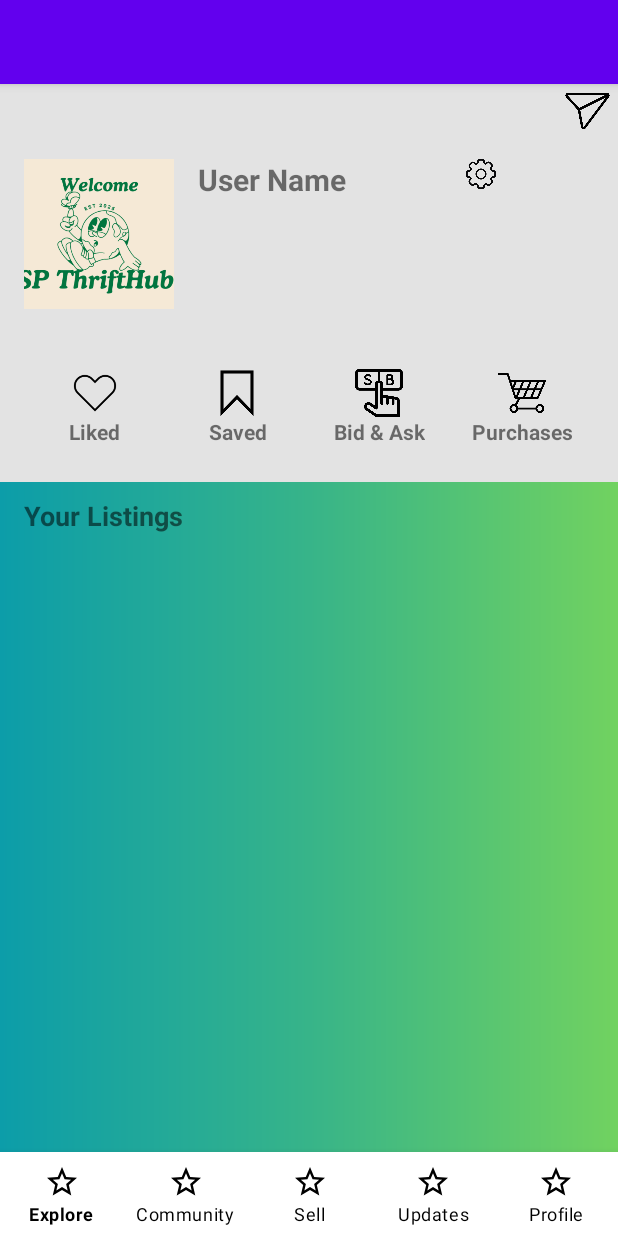
After one commit to whxwhx04/MAD_Project, an Android app: the profile_page screen opened directly, with no data from a screen before it, on a phone screen of 412 x 824 dp. The commit adds this screen. Run offline under Robolectric (Android 15) with nearby library versions, the phone set to English and light mode, and no system bars; our stand-ins replace Firebase (no records; nobody signed in at launch, a user with empty details on screens opened directly), Picasso; Roboto replaces fonts that are not available here.

Commit message:
update on Firebase profile info

```diff
--- a/app/build.gradle
+++ b/app/build.gradle
@@ -35,6 +35,8 @@ dependencies {
     implementation 'androidx.gridlayout:gridlayout:1.0.0'
     implementation 'com.google.firebase:firebase-auth:23.1.0'
     implementation 'com.google.firebase:firebase-database:21.0.0'
+    implementation 'com.google.firebase:firebase-firestore:25.1.1'
+    implementation 'com.google.firebase:firebase-storage:21.0.1'
 
     testImplementation 'junit:junit:4.13.2'
     androidTestImplementation 'androidx.test.ext:junit:1.1.5'
@@ -42,4 +44,8 @@ dependencies {
 
     implementation platform('com.google.firebase:firebase-bom:33.8.0')
     implementation 'com.google.firebase:firebase-analytics'
+
+    implementation 'com.squareup.picasso:picasso:2.8'
+
+
 }
--- a/app/src/main/AndroidManifest.xml
+++ b/app/src/main/AndroidManifest.xml
@@ -1,7 +1,9 @@
 <?xml version="1.0" encoding="utf-8"?>
 <manifest xmlns:android="http://schemas.android.com/apk/res/android"
     xmlns:tools="http://schemas.android.com/tools">
+
     <uses-permission android:name="android.permission.INTERNET" />
+
     <application
         android:allowBackup="true"
         android:dataExtractionRules="@xml/data_extraction_rules"
@@ -12,6 +14,9 @@
         android:supportsRtl="true"
         android:theme="@style/Theme.MAD_project"
         tools:targetApi="31">
+        <activity
+            android:name=".profile_page"
+            android:exported="false" />
         <activity
             android:name=".post_listing"
             android:exported="false" />
--- a/app/src/main/java/com/sp/mad/mainpage.java
+++ b/app/src/main/java/com/sp/mad/mainpage.java
@@ -40,6 +40,8 @@ public class mainpage extends AppCompatActivity {
         bottomNavigationView.setOnItemSelectedListener(item -> {
             if (item.getItemId() == R.id.explore) {
                 // Handle Explore action
+                Intent intent = new Intent(mainpage.this, mainpage.class);
+                startActivity(intent);
                 return true;
             } else if (item.getItemId() == R.id.community) {
                 // Handle Community action
@@ -54,6 +56,8 @@ public class mainpage extends AppCompatActivity {
                 return true;
             } else if (item.getItemId() == R.id.profile) {
                 // Handle Profile action
+                Intent intent = new Intent(mainpage.this, profile_page.class);
+                startActivity(intent);
                 return true;
             } else
                 return false;
--- /dev/null
+++ b/app/src/main/java/com/sp/mad/profile_page.java
@@ -0,0 +1,93 @@
+package com.sp.mad;
+
+import androidx.annotation.NonNull;
+import androidx.appcompat.app.AppCompatActivity;
+
+import android.content.Intent;
+import android.os.Bundle;
+import android.widget.ImageView;
+import android.widget.TextView;
+
+import com.google.android.material.bottomnavigation.BottomNavigationView;
+import com.google.firebase.auth.FirebaseAuth;
+import com.google.firebase.auth.FirebaseUser;
+import com.google.firebase.firestore.DocumentReference;
+import com.google.firebase.firestore.FirebaseFirestore;
+import com.squareup.picasso.Picasso;
+
+public class profile_page extends AppCompatActivity {
+    private TextView accountName, userSchool, userCourse;
+    private ImageView profilePicture, accSet;
+    private FirebaseAuth auth;
+    private FirebaseFirestore db;
+
+    @Override
+    protected void onCreate(Bundle savedInstanceState) {
+        super.onCreate(savedInstanceState);
+        setContentView(R.layout.activity_profile_page);
+
+        // Initialize Firebase
+        auth = FirebaseAuth.getInstance();
+        db = FirebaseFirestore.getInstance();
+
+        // Initialize UI components
+        accountName = findViewById(R.id.accountName);
+        userSchool = findViewById(R.id.user_school);
+        userCourse = findViewById(R.id.user_course);
+        profilePicture = findViewById(R.id.profilePicture);
+        accSet = findViewById(R.id.acc_set);
+
+        // Load user information
+        loadUserInfo();
+
+        // Navigate to Account Settings Page
+        accSet.setOnClickListener(v -> {
+            Intent intent = new Intent(profile_page.this, acc_setting.class);
+            startActivity(intent);
+        });
+
+        // Bottom Navigation
+        BottomNavigationView bottomNavigationView = findViewById(R.id.bottomNavigationView);
+        bottomNavigationView.setOnItemSelectedListener(item -> {
+            if (item.getItemId() == R.id.explore) {
+                startActivity(new Intent(profile_page.this, mainpage.class));
+                return true;
+            } else if (item.getItemId() == R.id.community) {
+                return true;
+            } else if (item.getItemId() == R.id.sell) {
+                startActivity(new Intent(profile_page.this, create_listing.class));
+                return true;
+            } else if (item.getItemId() == R.id.updates) {
+                return true;
+            } else if (item.getItemId() == R.id.profile) {
+                startActivity(new Intent(profile_page.this, profile_page.class));
+                return true;
+            } else {
+                return false;
+            }
+        });
+    }
+
+    private void loadUserInfo() {
+        FirebaseUser user = auth.getCurrentUser();
+        if (user != null) {
+            String userId = user.getUid();
+            DocumentReference userRef = db.collection("users").document(userId);
+            userRef.get().addOnSuccessListener(documentSnapshot -> {
+                if (documentSnapshot.exists()) {
+                    String username = documentSnapshot.getString("username");
+                    String school = documentSnapshot.getString("school");
+                    String course = documentSnapshot.getString("course");
+                    String profilePicUrl = documentSnapshot.getString("profilePicture");
+
+                    accountName.setText(username);
+                    userSchool.setText(school);
+                    userCourse.setText(course);
+                    if (profilePicUrl != null && !profilePicUrl.isEmpty()) {
+                        Picasso.get().load(profilePicUrl).into(profilePicture);
+                    }
+                }
+            });
+        }
+    }
+}
--- /dev/null
+++ b/app/src/main/res/layout/activity_profile_page.xml
@@ -0,0 +1,206 @@
+<?xml version="1.0" encoding="utf-8"?>
+<LinearLayout xmlns:android="http://schemas.android.com/apk/res/android"
+    xmlns:app="http://schemas.android.com/apk/res-auto"
+    android:layout_width="match_parent"
+    android:layout_height="match_parent"
+    android:background="@drawable/gradient"
+    android:orientation="vertical">
+    <!-- Top Section with DM Icon and Gray Space -->
+    <LinearLayout
+        android:layout_width="match_parent"
+        android:layout_height="wrap_content"
+        android:background="#E3E3E3"
+        android:orientation="horizontal">
+        <!-- Empty space (fills remaining space) -->
+        <View
+            android:layout_width="0dp"
+            android:layout_height="match_parent"
+            android:layout_weight="1"
+            android:background="#E3E3E3" />
+        <!-- DM Icon -->
+        <ImageView
+            android:id="@+id/dmIcon"
+            android:layout_width="34dp"
+            android:layout_height="34dp"
+            android:layout_marginRight="3dp"
+            android:background="#E3E3E3"
+            android:contentDescription="Direct Messages"
+            android:src="@drawable/dm" />
+    </LinearLayout>
+    <!-- Profile Section -->
+    <LinearLayout
+        android:layout_width="match_parent"
+        android:layout_height="wrap_content"
+        android:background="#E3E3E3"
+        android:gravity="center_vertical"
+        android:orientation="horizontal"
+        android:padding="16dp">
+        <!-- Profile Picture -->
+        <ImageView
+            android:id="@+id/profilePicture"
+            android:layout_width="100dp"
+            android:layout_height="100dp"
+            android:scaleType="centerCrop"
+            android:src="@drawable/logo" />
+        <!-- Name and Additional Text -->
+        <LinearLayout
+            android:layout_width="wrap_content"
+            android:layout_height="match_parent"
+            android:gravity="center"
+            android:orientation="vertical"
+            android:paddingStart="16dp">
+            <TextView
+                android:id="@+id/accountName"
+                android:layout_width="wrap_content"
+                android:layout_height="wrap_content"
+                android:text="User Name"
+                android:textSize="20sp"
+                android:textStyle="bold" />
+            <LinearLayout
+                android:layout_width="match_parent"
+                android:layout_height="match_parent"
+                android:orientation="horizontal">
+                <TextView
+                    android:id="@+id/user_school"
+                    android:layout_width="wrap_content"
+                    android:layout_height="wrap_content"
+                    android:textColor="#E91E63"
+                    android:textSize="20sp" />
+                <TextView
+                    android:id="@+id/user_course"
+                    android:layout_width="wrap_content"
+                    android:layout_height="wrap_content"
+                    android:layout_marginLeft="10dp"
+                    android:textColor="#E91E63"
+                    android:textSize="20sp" />
+            </LinearLayout>
+        </LinearLayout>
+        <!-- Settings Icon -->
+        <ImageView
+            android:id="@+id/acc_set"
+            android:layout_width="20dp"
+            android:layout_height="20dp"
+            android:layout_gravity="top"
+            android:layout_marginLeft="80dp"
+            android:src="@drawable/setting" />
+    </LinearLayout>
+    <!-- Buttons Section -->
+    <LinearLayout
+        android:layout_width="match_parent"
+        android:layout_height="wrap_content"
+        android:background="#E3E3E3"
+        android:orientation="horizontal"
+        android:padding="16dp"
+        android:weightSum="4">
+        <!-- Liked Posts -->
+        <LinearLayout
+            android:layout_width="0dp"
+            android:layout_height="wrap_content"
+            android:layout_weight="1"
+            android:gravity="center"
+            android:orientation="vertical"
+            android:padding="8dp">
+            <ImageView
+                android:layout_width="32dp"
+                android:layout_height="32dp"
+                android:src="@drawable/liked_post" />
+            <TextView
+                android:id="@+id/likedPosts"
+                android:layout_width="wrap_content"
+                android:layout_height="wrap_content"
+                android:gravity="center"
+                android:text="Liked"
+                android:textStyle="bold" />
+        </LinearLayout>
+        <!-- Saved Items -->
+        <LinearLayout
+            android:layout_width="0dp"
+            android:layout_height="wrap_content"
+            android:layout_weight="1"
+            android:gravity="center"
+            android:orientation="vertical"
+            android:padding="8dp">
+            <ImageView
+                android:layout_width="32dp"
+                android:layout_height="32dp"
+                android:src="@drawable/saved" />
+            <TextView
+                android:id="@+id/savedItems"
+                android:layout_width="wrap_content"
+                android:layout_height="wrap_content"
+                android:gravity="center"
+                android:text="Saved"
+                android:textStyle="bold" />
+        </LinearLayout>
+        <!-- Bid & Ask -->
+        <LinearLayout
+            android:layout_width="0dp"
+            android:layout_height="wrap_content"
+            android:layout_weight="1"
+            android:gravity="center"
+            android:orientation="vertical"
+            android:padding="8dp">
+            <ImageView
+                android:layout_width="32dp"
+                android:layout_height="32dp"
+                android:src="@drawable/bidask" />
+            <TextView
+                android:id="@+id/bidAsk"
+                android:layout_width="wrap_content"
+                android:layout_height="wrap_content"
+                android:gravity="center"
+                android:text="Bid &amp; Ask"
+                android:textStyle="bold" />
+        </LinearLayout>
+        <!-- Purchases -->
+        <LinearLayout
+            android:layout_width="0dp"
+            android:layout_height="wrap_content"
+            android:layout_weight="1"
+            android:gravity="center"
+            android:orientation="vertical"
+            android:padding="8dp">
+            <ImageView
+                android:layout_width="32dp"
+                android:layout_height="32dp"
+                android:src="@drawable/purchases" />
+            <TextView
+                android:id="@+id/purchases"
+                android:layout_width="wrap_content"
+                android:layout_height="wrap_content"
+                android:gravity="center"
+                android:text="Purchases"
+                android:textStyle="bold" />
+        </LinearLayout>
+    </LinearLayout>
+    <!-- Section Heading -->
+    <TextView
+        android:layout_width="match_parent"
+        android:layout_height="wrap_content"
+        android:paddingLeft="16dp"
+        android:paddingTop="10dp"
+        android:paddingBottom="8dp"
+        android:text="Your Listings"
+        android:textSize="18sp"
+        android:textStyle="bold" />
+    <!-- RecyclerView for Listings (2 Columns) -->
+    <androidx.recyclerview.widget.RecyclerView
+        android:id="@+id/recyclerViewListings"
+        android:layout_width="match_parent"
+        android:layout_height="0dp"
+        android:layout_weight="1"
+        android:paddingLeft="16dp"
+        android:paddingRight="16dp"
+        android:paddingBottom="8dp"
+        android:scrollbars="vertical" />
+    <!-- Bottom Navigation Bar -->
+    <com.google.android.material.bottomnavigation.BottomNavigationView
+        android:id="@+id/bottomNavigationView"
+        android:layout_width="match_parent"
+        android:layout_height="wrap_content"
+        android:background="@color/white"
+        app:itemIconTint="@color/black"
+        app:itemTextColor="@color/black"
+        app:labelVisibilityMode="labeled"
+        app:menu="@menu/bottom_nav_bar" />
+</LinearLayout>
--- a/app/src/main/res/layout/activity_reset_pwd.xml
+++ b/app/src/main/res/layout/activity_reset_pwd.xml
@@ -39,6 +39,7 @@
         android:background="@drawable/rounded_corner"
         android:hint="STUDENT ID"
         android:inputType="text"
+        android:maxLength="8"
         android:padding="18dp"
         android:textSize="20sp" />
 
--- a/app/src/main/res/layout/login_page.xml
+++ b/app/src/main/res/layout/login_page.xml
@@ -52,6 +52,7 @@
         android:background="@drawable/rounded_corner"
         android:hint="STUDENT ID"
         android:inputType="text"
+        android:maxLength="8"
         android:padding="18dp"
         android:textSize="20sp" />
 
@@ -66,6 +67,7 @@
         android:background="@drawable/rounded_corner"
         android:hint="STUDENT EMAIL"
         android:inputType="text"
+        android:maxLength="50"
         android:padding="18dp"
         android:textSize="20sp" />
 
@@ -80,6 +82,7 @@
         android:background="@drawable/rounded_corner"
         android:hint="PASSWORD"
         android:inputType="text"
+        android:maxLength="16"
         android:padding="18dp"
         android:textSize="20sp" />
 
--- /dev/null
+++ b/app/src/main/res/values/ids.xml
@@ -0,0 +1,13 @@
+<?xml version="1.0" encoding="utf-8"?>
+<resources>
+    <item name="dmIcon" type="id" />
+    <item name="accountName" type="id" />
+    <item name="user_school" type="id" />
+    <item name="user_course" type="id" />
+    <item name="likedPosts" type="id" />
+    <item name="savedItems" type="id" />
+    <item name="bidAsk" type="id" />
+    <item name="purchases" type="id" />
+    <item name="recyclerViewListings" type="id" />
+    <item name="profilePicture" type="id" />
+</resources>
```
Also changed, not shown: app/src/main/java/com/sp/mad/acc_setting.java (+186 -1 lines), app/src/main/res/layout/activity_acc_setting.xml (+18 -20 lines), app/src/main/res/values/strings.xml (+9 -6 lines), app/src/main/res/drawable/bidask.png (added), app/src/main/res/drawable/dm.png (added), app/src/main/res/drawable/liked_post.png (added), app/src/main/res/drawable/purchases.png (added), app/src/main/res/drawable/saved.png (added), app/src/main/res/drawable/setting.png (added).
